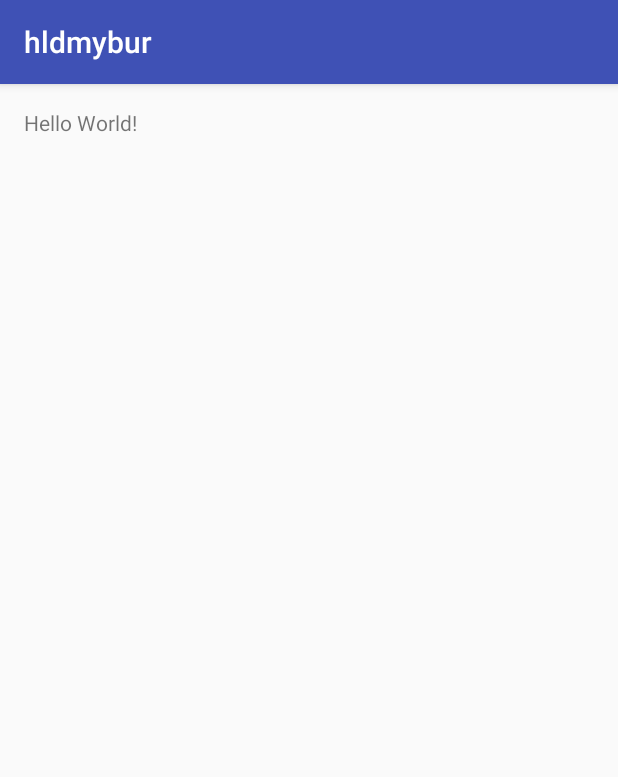
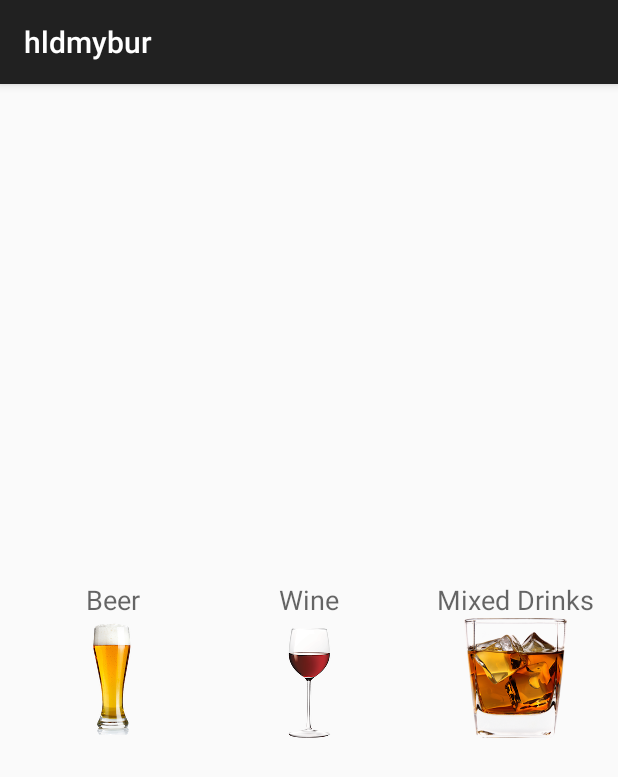
Before and after one commit to omarrodriguez15/HMB, an Android app: the screen it shows after launch (MainActivity), on a phone screen of 412 x 824 dp. Shown: the top 777 px of the screen. Run offline under Robolectric (Android 15) with nearby library versions, the phone set to English and light mode, and no system bars.

Commit message:
Image buttons showing toast
-made app theme colors darker

```diff
--- a/app/src/main/java/yupp/hmbr/jabba/hldmybur/MainActivity.java
+++ b/app/src/main/java/yupp/hmbr/jabba/hldmybur/MainActivity.java
@@ -2,12 +2,40 @@ package yupp.hmbr.jabba.hldmybur;
 
 import android.support.v7.app.AppCompatActivity;
 import android.os.Bundle;
+import android.view.View;
+import android.widget.ImageButton;
+import android.widget.Toast;
 
 public class MainActivity extends AppCompatActivity {
-
+    private ImageButton imgBtnWine, imgBtnBeer, imgBtnMixed;
     @Override
     protected void onCreate(Bundle savedInstanceState) {
         super.onCreate(savedInstanceState);
         setContentView(R.layout.activity_main);
+
+        imgBtnBeer = (ImageButton) findViewById(R.id.imgBtnBeer);
+        imgBtnWine = (ImageButton) findViewById(R.id.imgBtnWine);
+        imgBtnMixed = (ImageButton) findViewById(R.id.imgBtnMixed);
+
+        imgBtnBeer.setOnClickListener(new View.OnClickListener() {
+            @Override
+            public void onClick(View v) {
+                Toast.makeText(getApplicationContext(),"BEER!", Toast.LENGTH_SHORT).show();
+            }
+        });
+
+        imgBtnWine.setOnClickListener(new View.OnClickListener() {
+            @Override
+            public void onClick(View v) {
+                Toast.makeText(getApplicationContext(), "WINE!", Toast.LENGTH_SHORT).show();
+            }
+        });
+
+        imgBtnMixed.setOnClickListener(new View.OnClickListener() {
+            @Override
+            public void onClick(View v) {
+                Toast.makeText(getApplicationContext(), "Mixed 2 Drink!", Toast.LENGTH_SHORT).show();
+            }
+        });
     }
 }
--- a/app/src/main/res/layout/activity_main.xml
+++ b/app/src/main/res/layout/activity_main.xml
@@ -9,8 +9,75 @@
     android:paddingTop="@dimen/activity_vertical_margin"
     tools:context="yupp.hmbr.jabba.hldmybur.MainActivity">
 
-    <TextView
+    <LinearLayout
+        android:orientation="vertical"
         android:layout_width="wrap_content"
         android:layout_height="wrap_content"
-        android:text="Hello World!" />
+        android:layout_marginLeft="29dp"
+        android:id="@+id/linearLayout2"
+        android:layout_alignTop="@+id/linearLayout"
+        android:layout_centerHorizontal="true">
+
+        <TextView
+            android:layout_width="wrap_content"
+            android:layout_height="wrap_content"
+            android:textAppearance="?android:attr/textAppearanceMedium"
+            android:text="Wine"
+            android:id="@+id/txViewWine" />
+
+        <ImageButton
+            android:layout_width="match_parent"
+            android:layout_height="wrap_content"
+            android:id="@+id/imgBtnWine"
+            android:background="@null"
+            android:src="@drawable/redwinexx" />
+    </LinearLayout>
+
+    <LinearLayout
+        android:orientation="vertical"
+        android:layout_width="wrap_content"
+        android:layout_height="wrap_content"
+        android:id="@+id/linearLayout"
+        android:layout_marginStart="41dp"
+        android:layout_centerVertical="true"
+        android:layout_alignParentStart="true">
+
+        <TextView
+            android:layout_width="wrap_content"
+            android:layout_height="wrap_content"
+            android:textAppearance="?android:attr/textAppearanceMedium"
+            android:text="Beer"
+            android:id="@+id/txViewBeer" />
+
+        <ImageButton
+            android:layout_width="match_parent"
+            android:layout_height="wrap_content"
+            android:id="@+id/imgBtnBeer"
+            android:background="@null"
+            android:src="@drawable/pilsnerbeerxx" />
+
+    </LinearLayout>
+
+    <LinearLayout
+        android:orientation="vertical"
+        android:layout_width="wrap_content"
+        android:layout_height="wrap_content"
+        android:layout_marginLeft="29dp"
+        android:layout_alignTop="@+id/linearLayout2"
+        android:layout_alignParentEnd="true">
+
+        <TextView
+            android:layout_width="wrap_content"
+            android:layout_height="wrap_content"
+            android:textAppearance="?android:attr/textAppearanceMedium"
+            android:text="Mixed Drinks"
+            android:id="@+id/idMixed" />
+
+        <ImageButton
+            android:layout_width="match_parent"
+            android:layout_height="wrap_content"
+            android:id="@+id/imgBtnMixed"
+            android:background="@null"
+            android:src="@drawable/whiskeyrocksxx" />
+    </LinearLayout>
 </RelativeLayout>
--- a/app/src/main/res/values/colors.xml
+++ b/app/src/main/res/values/colors.xml
@@ -1,6 +1,6 @@
 <?xml version="1.0" encoding="utf-8"?>
 <resources>
-    <color name="colorPrimary">#3F51B5</color>
-    <color name="colorPrimaryDark">#303F9F</color>
-    <color name="colorAccent">#FF4081</color>
+    <color name="colorPrimary">#212121</color>
+    <color name="colorPrimaryDark">#000000</color>
+    <color name="colorAccent">#f44336</color>
 </resources>
```
Also changed, not shown: app/src/main/res/drawable-xxhdpi/pilsnerbeerxx.png (added), app/src/main/res/drawable-xxhdpi/redwinexx.png (added), app/src/main/res/drawable-xxhdpi/whiskeyrocksxx.png (added).
